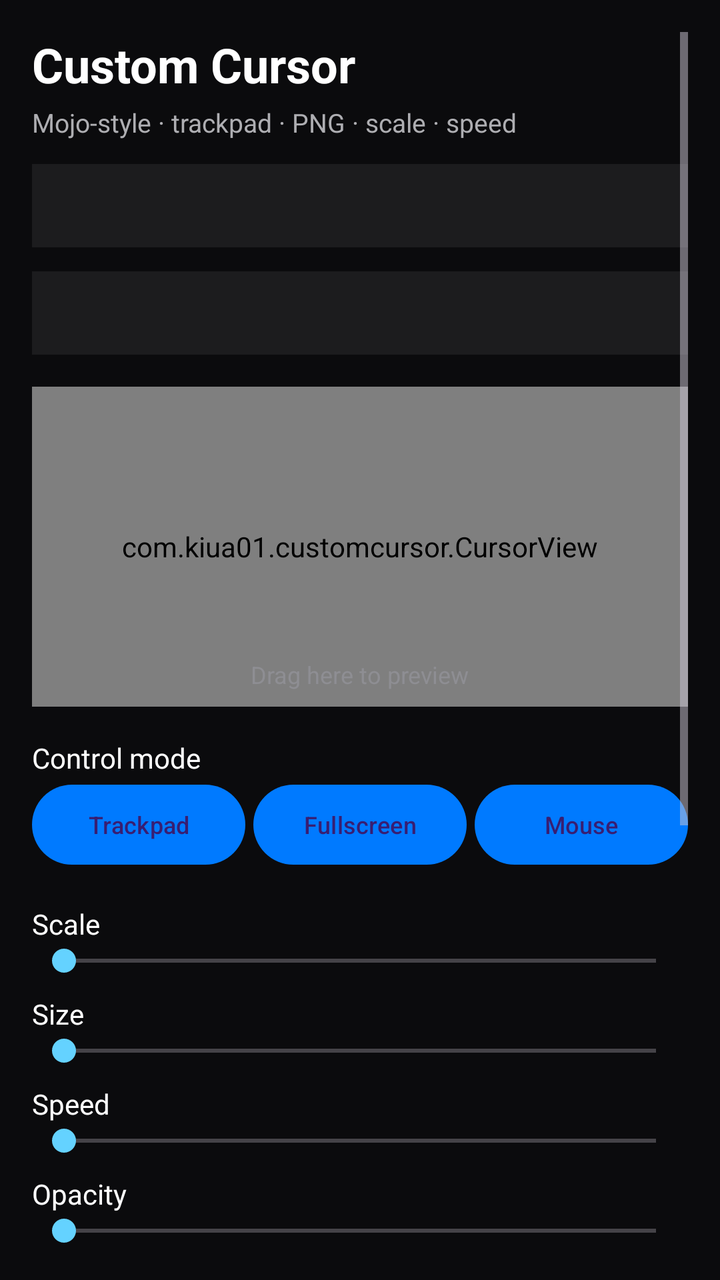
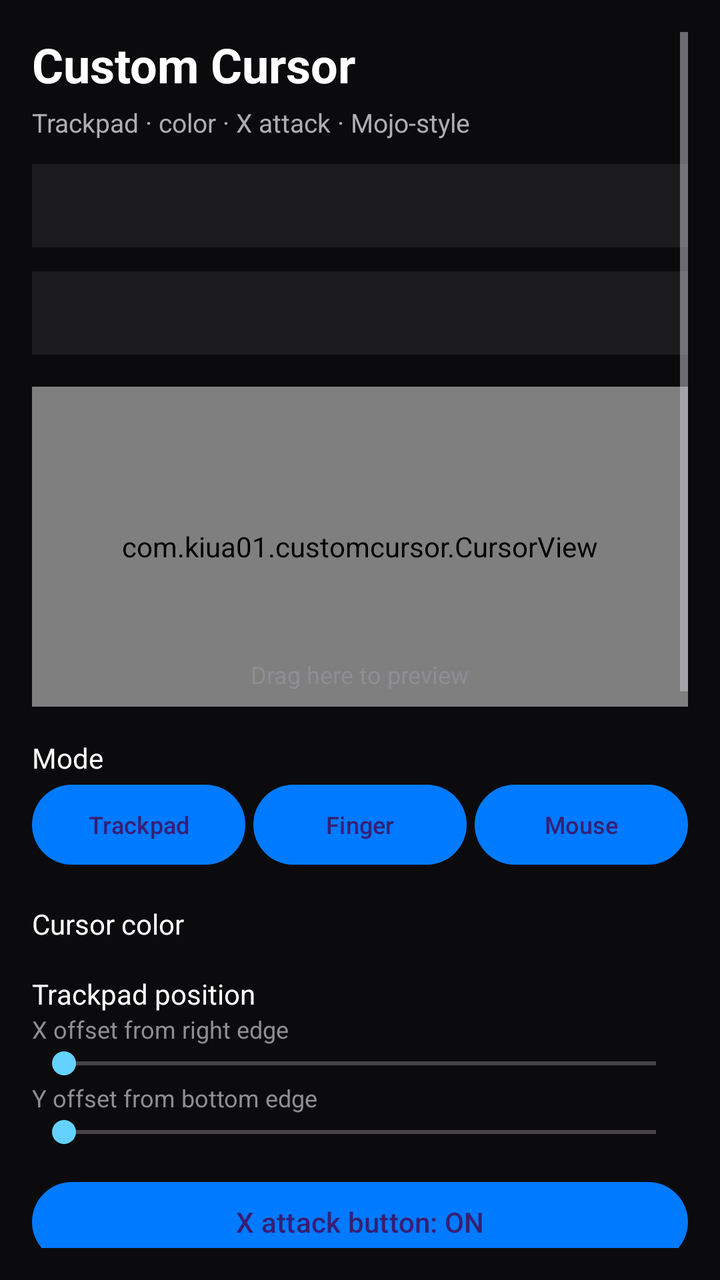

The first picture is an Android layout as it rendered before a commit; the second is the same layout after the commit. The layout source and the unified diff follow.
<!-- AndroidManifest.xml: activity theme Theme.CustomCursor -->
<!-- res/layout/activity_main.xml -->
<?xml version="1.0" encoding="utf-8"?>
<ScrollView xmlns:android="http://schemas.android.com/apk/res/android"
    android:layout_width="match_parent"
    android:layout_height="match_parent"
    android:background="#0B0B0D"
    android:padding="16dp">

    <LinearLayout
        android:layout_width="match_parent"
        android:layout_height="wrap_content"
        android:orientation="vertical">

        <TextView
            android:layout_width="match_parent"
            android:layout_height="wrap_content"
            android:text="Custom Cursor"
            android:textColor="#FFFFFF"
            android:textSize="24sp"
            android:textStyle="bold" />

        <TextView
            android:layout_width="match_parent"
            android:layout_height="wrap_content"
            android:layout_marginTop="4dp"
            android:text="Mojo-style · trackpad · PNG · scale · speed"
            android:textColor="#AEAEB2"
            android:textSize="13sp" />

        <TextView
            android:id="@+id/statusText"
            android:layout_width="match_parent"
            android:layout_height="wrap_content"
            android:layout_marginTop="12dp"
            android:padding="12dp"
            android:background="#1C1C1E"
            android:textColor="#64D2FF"
            android:textSize="13sp" />

        <TextView
            android:id="@+id/howToText"
            android:layout_width="match_parent"
            android:layout_height="wrap_content"
            android:layout_marginTop="12dp"
            android:padding="12dp"
            android:background="#1C1C1E"
            android:textColor="#E5E5EA"
            android:textSize="13sp"
            android:lineSpacingExtra="2dp" />

        <FrameLayout
            android:id="@+id/previewArea"
            android:layout_width="match_parent"
            android:layout_height="160dp"
            android:layout_marginTop="16dp"
            android:background="#2C2C2E">

            <com.kiua01.customcursor.CursorView
                android:id="@+id/previewCursor"
                android:layout_width="match_parent"
                android:layout_height="match_parent" />

            <TextView
                android:layout_width="wrap_content"
                android:layout_height="wrap_content"
                android:layout_gravity="bottom|center_horizontal"
                android:layout_margin="8dp"
                android:text="Drag here to preview"
                android:textColor="#8E8E93"
                android:textSize="12sp" />
        </FrameLayout>

        <TextView android:id="@+id/modeValue" android:layout_width="match_parent" android:layout_height="wrap_content" android:layout_marginTop="16dp" android:textColor="#FFF" android:text="Control mode" />
        <LinearLayout android:layout_width="match_parent" android:layout_height="wrap_content" android:orientation="horizontal">
            <Button android:id="@+id/btnModeTrackpad" android:layout_width="0dp" android:layout_height="wrap_content" android:layout_weight="1" android:text="Trackpad" android:textSize="12sp" />
            <Button android:id="@+id/btnModeFullscreen" android:layout_width="0dp" android:layout_height="wrap_content" android:layout_weight="1" android:layout_marginStart="4dp" android:text="Fullscreen" android:textSize="12sp" />
            <Button android:id="@+id/btnModeMouse" android:layout_width="0dp" android:layout_height="wrap_content" android:layout_weight="1" android:layout_marginStart="4dp" android:text="Mouse" android:textSize="12sp" />
        </LinearLayout>

        <TextView android:id="@+id/scaleValue" android:layout_width="match_parent" android:layout_height="wrap_content" android:layout_marginTop="16dp" android:textColor="#FFF" android:text="Scale" />
        <SeekBar android:id="@+id/seekScale" android:layout_width="match_parent" android:layout_height="wrap_content" android:max="400" android:min="25" />

        <TextView android:id="@+id/sizeValue" android:layout_width="match_parent" android:layout_height="wrap_content" android:layout_marginTop="8dp" android:textColor="#FFF" android:text="Size" />
        <SeekBar android:id="@+id/seekSize" android:layout_width="match_parent" android:layout_height="wrap_content" android:max="256" android:min="16" />

        <TextView android:id="@+id/speedValue" android:layout_width="match_parent" android:layout_height="wrap_content" android:layout_marginTop="8dp" android:textColor="#FFF" android:text="Speed" />
        <SeekBar android:id="@+id/seekSpeed" android:layout_width="match_parent" android:layout_height="wrap_content" android:max="1200" android:min="10" />

        <TextView android:id="@+id/opacityValue" android:layout_width="match_parent" android:layout_height="wrap_content" android:layout_marginTop="8dp" android:textColor="#FFF" android:text="Opacity" />
        <SeekBar android:id="@+id/seekOpacity" android:layout_width="match_parent" android:layout_height="wrap_content" android:max="100" android:min="10" />

        <TextView android:id="@+id/smoothValue" android:layout_width="match_parent" android:layout_height="wrap_content" android:layout_marginTop="8dp" android:textColor="#FFF" android:text="Smoothing" />
        <SeekBar android:id="@+id/seekSmooth" android:layout_width="match_parent" android:layout_height="wrap_content" android:max="95" android:min="0" />

        <Button android:id="@+id/btnPickPng" android:layout_width="match_parent" android:layout_height="wrap_content" android:layout_marginTop="16dp" android:text="Choose custom PNG cursor" />
        <Button android:id="@+id/btnResetPng" android:layout_width="match_parent" android:layout_height="wrap_content" android:text="Reset to default arrow" />

        <Button android:id="@+id/btnAccessibility" android:layout_width="match_parent" android:layout_height="wrap_content" android:layout_marginTop="12dp" android:text="Enable Accessibility (required)" />
        <Button android:id="@+id/btnOverlayPermission" android:layout_width="match_parent" android:layout_height="wrap_content" android:text="Overlay permission (fallback)" />

        <LinearLayout
            android:layout_width="match_parent"
            android:layout_height="wrap_content"
            android:layout_marginTop="12dp"
            android:layout_marginBottom="32dp"
            android:orientation="horizontal">
            <Button android:id="@+id/btnStart" android:layout_width="0dp" android:layout_height="wrap_content" android:layout_weight="1" android:text="Start / refresh" />
            <Button android:id="@+id/btnStop" android:layout_width="0dp" android:layout_height="wrap_content" android:layout_weight="1" android:layout_marginStart="8dp" android:text="Stop overlay" />
        </LinearLayout>
    </LinearLayout>
</ScrollView>
<!-- resources referenced by this layout -->
<resources>
  <style name="Theme.CustomCursor" parent="Theme.Material3.Dark.NoActionBar">
          <item name="colorPrimary">#007AFF</item>
          <item name="colorSecondary">#64D2FF</item>
          <item name="android:statusBarColor">#000000</item>
          <item name="android:navigationBarColor">#000000</item>
      </style>
</resources>

<!-- the commit's change to res/layout/activity_main.xml (unified diff, before → after) -->
@@ -22,7 +22,7 @@
             android:layout_width="match_parent"
             android:layout_height="wrap_content"
             android:layout_marginTop="4dp"
-            android:text="Mojo-style · trackpad · PNG · scale · speed"
+            android:text="Trackpad · color · X attack · Mojo-style"
             android:textColor="#AEAEB2"
             android:textSize="13sp" />
 
@@ -69,12 +69,27 @@
                 android:textSize="12sp" />
         </FrameLayout>
 
-        <TextView android:id="@+id/modeValue" android:layout_width="match_parent" android:layout_height="wrap_content" android:layout_marginTop="16dp" android:textColor="#FFF" android:text="Control mode" />
+        <TextView android:id="@+id/modeValue" android:layout_width="match_parent" android:layout_height="wrap_content" android:layout_marginTop="16dp" android:textColor="#FFF" android:text="Mode" />
         <LinearLayout android:layout_width="match_parent" android:layout_height="wrap_content" android:orientation="horizontal">
             <Button android:id="@+id/btnModeTrackpad" android:layout_width="0dp" android:layout_height="wrap_content" android:layout_weight="1" android:text="Trackpad" android:textSize="12sp" />
-            <Button android:id="@+id/btnModeFullscreen" android:layout_width="0dp" android:layout_height="wrap_content" android:layout_weight="1" android:layout_marginStart="4dp" android:text="Fullscreen" android:textSize="12sp" />
+            <Button android:id="@+id/btnModeFullscreen" android:layout_width="0dp" android:layout_height="wrap_content" android:layout_weight="1" android:layout_marginStart="4dp" android:text="Finger" android:textSize="12sp" />
             <Button android:id="@+id/btnModeMouse" android:layout_width="0dp" android:layout_height="wrap_content" android:layout_weight="1" android:layout_marginStart="4dp" android:text="Mouse" android:textSize="12sp" />
         </LinearLayout>
+
+        <TextView android:layout_width="match_parent" android:layout_height="wrap_content" android:layout_marginTop="16dp" android:textColor="#FFF" android:text="Cursor color" />
+        <LinearLayout
+            android:id="@+id/colorRow"
+            android:layout_width="match_parent"
+            android:layout_height="wrap_content"
+            android:orientation="horizontal" />
+
+        <TextView android:id="@+id/trackpadPosValue" android:layout_width="match_parent" android:layout_height="wrap_content" android:layout_marginTop="16dp" android:textColor="#FFF" android:text="Trackpad position" />
+        <TextView android:layout_width="match_parent" android:layout_height="wrap_content" android:textColor="#8E8E93" android:textSize="12sp" android:text="X offset from right edge" />
+        <SeekBar android:id="@+id/seekTrackpadX" android:layout_width="match_parent" android:layout_height="wrap_content" android:max="600" android:min="0" />
+        <TextView android:layout_width="match_parent" android:layout_height="wrap_content" android:textColor="#8E8E93" android:textSize="12sp" android:text="Y offset from bottom edge" />
+        <SeekBar android:id="@+id/seekTrackpadY" android:layout_width="match_parent" android:layout_height="wrap_content" android:max="600" android:min="0" />
+
+        <Button android:id="@+id/btnAttackToggle" android:layout_width="match_parent" android:layout_height="wrap_content" android:layout_marginTop="12dp" android:text="X attack button: ON" />
 
         <TextView android:id="@+id/scaleValue" android:layout_width="match_parent" android:layout_height="wrap_content" android:layout_marginTop="16dp" android:textColor="#FFF" android:text="Scale" />
         <SeekBar android:id="@+id/seekScale" android:layout_width="match_parent" android:layout_height="wrap_content" android:max="400" android:min="25" />
